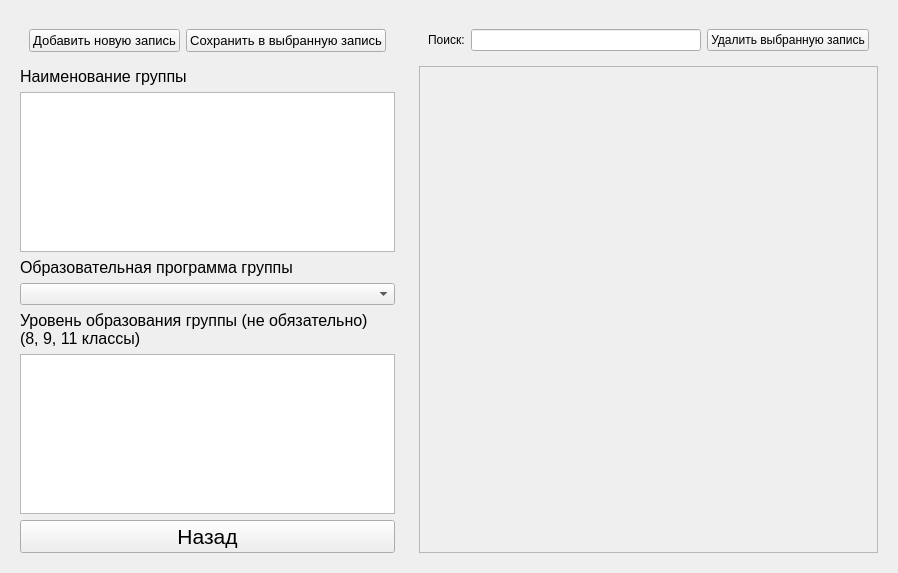
Qt form interface/groups_ui.ui (Djokey/ARM_s_CPUI) before a commit.
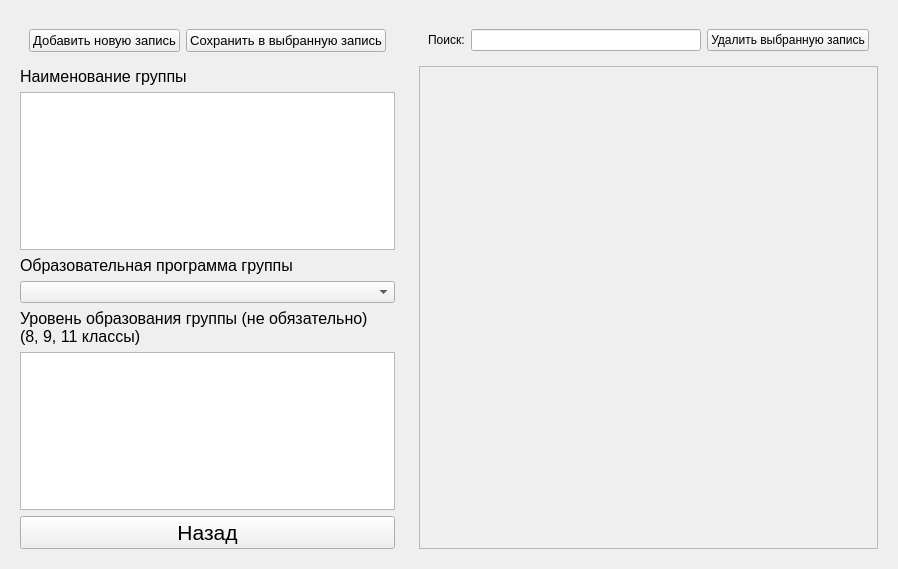
The same form after that commit.

What changed in the file:
```diff
--- a/interface/groups_ui.ui
+++ b/interface/groups_ui.ui
@@ -7,7 +7,7 @@
     <x>0</x>
     <y>0</y>
     <width>898</width>
-    <height>573</height>
+    <height>569</height>
    </rect>
   </property>
   <property name="windowTitle">
@@ -158,7 +158,7 @@
            <x>0</x>
            <y>0</y>
            <width>466</width>
-           <height>488</height>
+           <height>484</height>
           </rect>
          </property>
          <layout class="QVBoxLayout" name="vL_sAWContent_groups_list"/>
```
Left out of the diff: 4 changed lines with no effect on the pictures.
